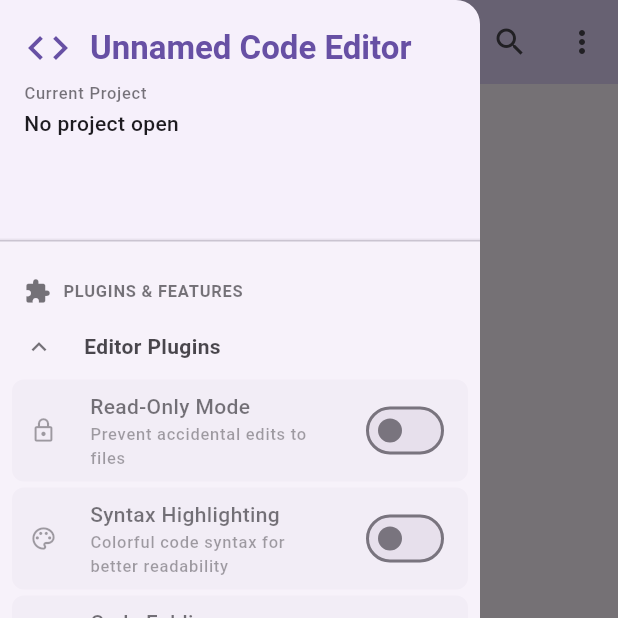
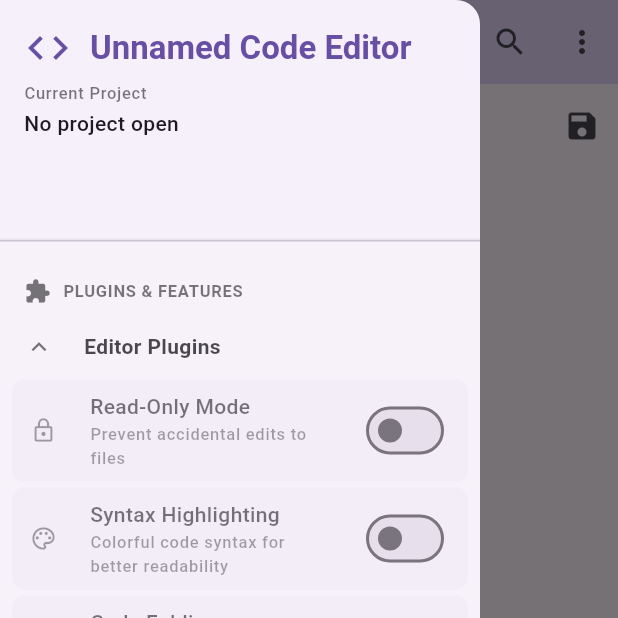
Before and after one commit to bilalsul/rzr, a Flutter app: the screen it shows after launch, item 2 of the bottom bar chosen, with the side drawer open, on a phone screen of 412 x 824 dp, the top half of it. Run offline on Flutter 3.47's test engine with Material 3 defaults, Android fonts, the phone set to English and light mode, and no system bars; our stand-ins replace flutter_markdown, flutter_riverpod, flutter_secure_storage, flutter_smart_dialog, freezed_annotation, shared_preferences; missing offline and left inert: window_manager; generated files the repository leaves out were written again; statements that could not run were skipped; project files that could hold a hidden picture were left out.

Commit message:
screen: implemented the editor screen, added all the helper methods required for the application

```diff
--- a/git_explorer_mob/lib/app/app_shell.dart
+++ b/git_explorer_mob/lib/app/app_shell.dart
@@ -2,6 +2,7 @@ import 'package:flutter/material.dart';
 import 'package:flutter_riverpod/flutter_riverpod.dart';
 import 'package:git_explorer_mob/enums/options/screen.dart';
 import 'package:git_explorer_mob/providers/shared_preferences_provider.dart';
+import 'package:git_explorer_mob/screens/editor_screen.dart';
 import 'package:git_explorer_mob/screens/settings_screen.dart';
 import 'package:git_explorer_mob/screens/template.dart';
 
@@ -91,7 +92,7 @@ class _AppShellState extends ConsumerState<AppShell> {
       case Screen.home:
         return const HomeScreen();
       case Screen.editor:
-        return const TemplateScreen(screen: 'Editor',);
+        return const EditorScreen();
       case Screen.fileExplorer:
         return plugins.contains('file_explorer')
             ? const HomeScreen()
--- /dev/null
+++ b/git_explorer_mob/lib/screens/editor_screen.dart
@@ -0,0 +1,68 @@
+import 'package:flutter/material.dart';
+import 'package:flutter_riverpod/flutter_riverpod.dart';
+import 'package:git_explorer_mob/providers/shared_preferences_provider.dart';
+
+class EditorScreen extends ConsumerStatefulWidget {
+  const EditorScreen({super.key});
+
+  @override
+  ConsumerState<EditorScreen> createState() => _EditorScreenState();
+}
+
+class _EditorScreenState extends ConsumerState<EditorScreen> {
+  late TextEditingController _controller;
+  // language is stored in Prefs; no local copy required here yet
+
+  @override
+  void initState() {
+    super.initState();
+    final p = Prefs();
+  _controller = TextEditingController(text: p.currentOpenFileContent);
+  }
+
+  @override
+  void dispose() {
+    _controller.dispose();
+    super.dispose();
+  }
+
+  @override
+  Widget build(BuildContext context) {
+    final prefs = ref.watch(prefsProvider);
+  final filePath = prefs.currentOpenFile;
+    final fileName = filePath.split('/').isNotEmpty ? filePath.split('/').last : filePath;
+
+    // Use a simple multiline TextField editor for now. This is intentionally
+    // compatible across platforms. We can swap to the `flutter_monaco` widget
+    // when its API is confirmed in this project (it is included in pubspec).
+    final editor = TextField(
+      controller: _controller,
+      maxLines: null,
+      style: TextStyle(fontFamily: prefs.editorFontFamily, fontSize: prefs.editorFontSize),
+      decoration: const InputDecoration(border: InputBorder.none),
+      onChanged: (v) async {
+        await Prefs().saveCurrentOpenFileContent(v);
+      },
+    );
+
+    return Scaffold(
+      appBar: AppBar(
+        title: Text(fileName.isNotEmpty ? fileName : 'Editor'),
+        actions: [
+          IconButton(
+            icon: const Icon(Icons.save),
+            onPressed: () async {
+              await Prefs().saveCurrentOpenFileContent(_controller.text);
+              ScaffoldMessenger.of(context).showSnackBar(const SnackBar(content: Text('File saved (in-memory)')));
+            },
+          ),
+        ],
+      ),
+      body: SafeArea(
+        child: Column(children: [
+          Expanded(child: editor),
+        ]),
+      ),
+    );
+  }
+}
```
Also changed, not shown: git_explorer_mob/lib/providers/shared_preferences_provider.dart (+67 -0 lines), git_explorer_mob/lib/screens/home_screen.dart (+11 -19 lines).
